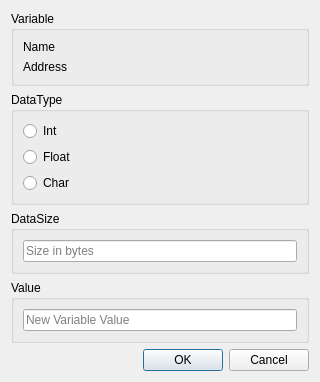
jetedonner/pyLLDBGUI, file resources/designer/editVariableData.ui: the form before one commit.
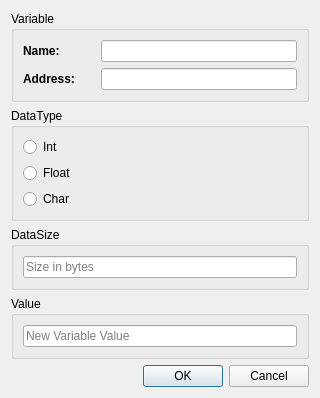
The form after the commit.

```diff
--- a/resources/designer/editVariableData.ui
+++ b/resources/designer/editVariableData.ui
@@ -7,7 +7,7 @@
     <x>0</x>
     <y>0</y>
     <width>320</width>
-    <height>375</height>
+    <height>391</height>
    </rect>
   </property>
   <property name="maximumSize">
@@ -27,18 +27,88 @@
      </property>
      <layout class="QVBoxLayout" name="verticalLayout_5">
       <item>
-       <widget class="QLabel" name="lblVariableName">
-        <property name="text">
-         <string>Name</string>
-        </property>
-       </widget>
+       <layout class="QHBoxLayout" name="horizontalLayout">
+        <item>
+         <widget class="QLabel" name="lblVariableNameDesc">
+          <property name="sizePolicy">
+           <sizepolicy hsizetype="Preferred" vsizetype="Preferred">
+            <horstretch>0</horstretch>
+            <verstretch>0</verstretch>
+           </sizepolicy>
+          </property>
+          <property name="maximumSize">
+           <size>
+            <width>72</width>
+            <height>16777215</height>
+           </size>
+          </property>
+          <property name="baseSize">
+           <size>
+            <width>0</width>
+            <height>0</height>
+           </size>
+          </property>
+          <property name="font">
+           <font>
+            <weight>75</weight>
+            <bold>true</bold>
+           </font>
+          </property>
+          <property name="text">
+           <string>Name:</string>
+          </property>
+         </widget>
+        </item>
+        <item>
+         <widget class="QLineEdit" name="lblVariableName">
+          <property name="sizePolicy">
+           <sizepolicy hsizetype="Minimum" vsizetype="Fixed">
+            <horstretch>0</horstretch>
+            <verstretch>0</verstretch>
+           </sizepolicy>
+          </property>
+          <property name="readOnly">
+           <bool>true</bool>
+          </property>
+         </widget>
+        </item>
+       </layout>
       </item>
       <item>
-       <widget class="QLabel" name="lblVariableAddress">
-        <property name="text">
-         <string>Address</string>
-        </property>
-       </widget>
+       <layout class="QHBoxLayout" name="horizontalLayout_2">
+        <item>
+         <widget class="QLabel" name="lblVariableAddressDesc">
+          <property name="maximumSize">
+           <size>
+            <width>72</width>
+            <height>16777215</height>
+           </size>
+          </property>
+          <property name="font">
+           <font>
+            <weight>75</weight>
+            <bold>true</bold>
+           </font>
+          </property>
+          <property name="text">
+           <string>Address:</string>
+          </property>
+         </widget>
+        </item>
+        <item>
+         <widget class="QLineEdit" name="lblVariableAddress">
+          <property name="sizePolicy">
+           <sizepolicy hsizetype="Minimum" vsizetype="Fixed">
+            <horstretch>0</horstretch>
+            <verstretch>0</verstretch>
+           </sizepolicy>
+          </property>
+          <property name="readOnly">
+           <bool>true</bool>
+          </property>
+         </widget>
+        </item>
+       </layout>
       </item>
      </layout>
     </widget>
```
